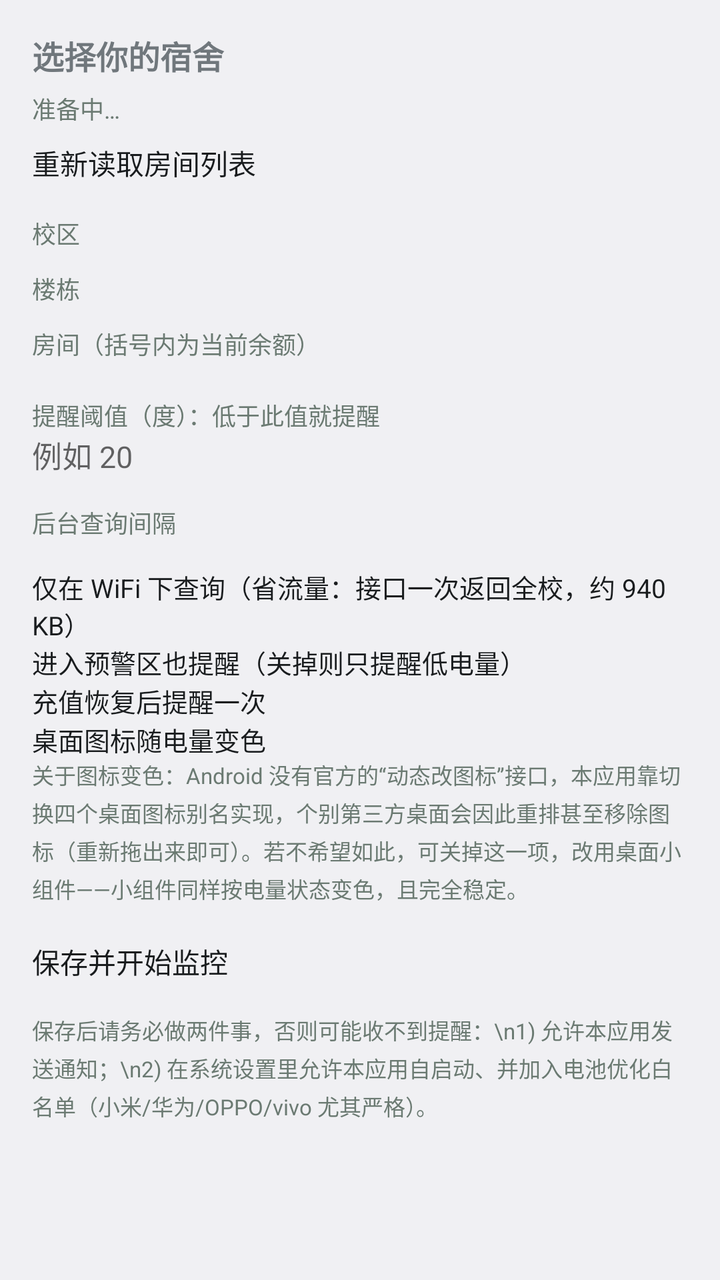
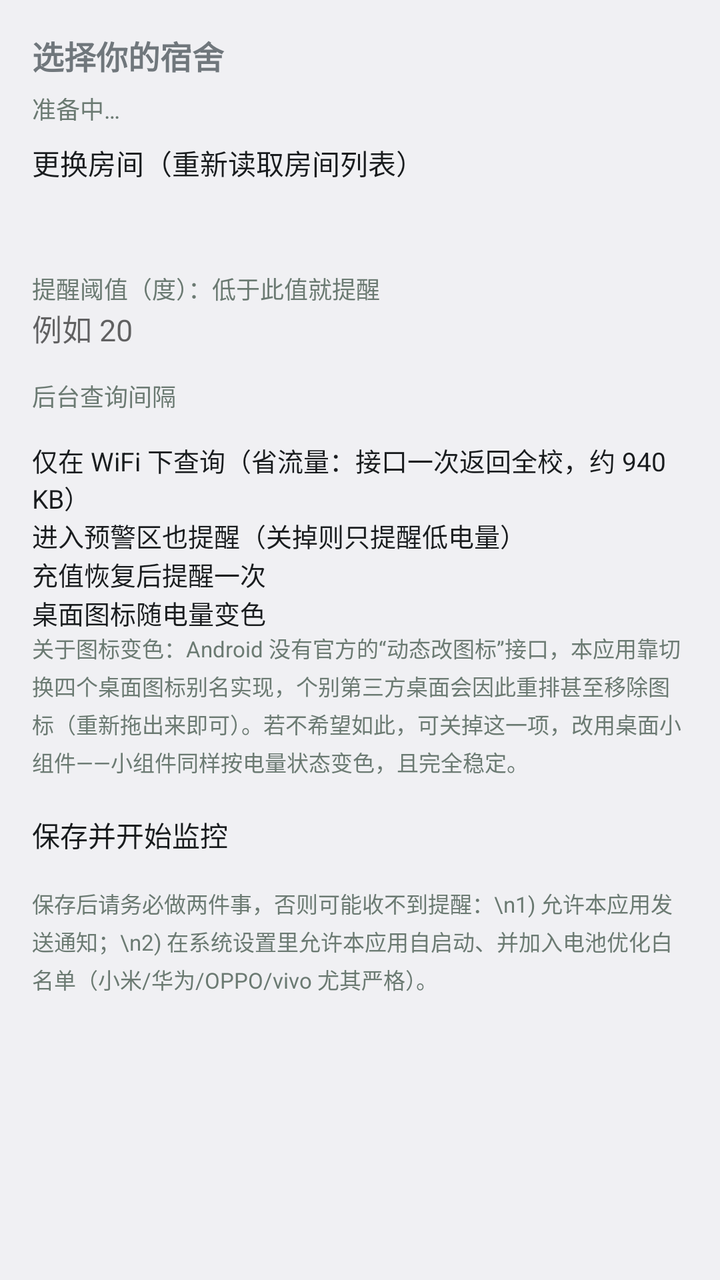

Two renders of the same Android screen: before a commit and after it. Below are the layout's source before the change and the commit's diff.
<!-- AndroidManifest.xml: application theme android:Theme.DeviceDefault.Light -->
<!-- res/layout/activity_setup.xml -->
<?xml version="1.0" encoding="utf-8"?>
<ScrollView xmlns:android="http://schemas.android.com/apk/res/android"
    android:layout_width="match_parent"
    android:layout_height="match_parent"
    android:fillViewport="true">

    <LinearLayout
        android:layout_width="match_parent"
        android:layout_height="wrap_content"
        android:orientation="vertical"
        android:padding="16dp">

        <TextView
            android:layout_width="match_parent"
            android:layout_height="wrap_content"
            android:text="选择你的宿舍"
            android:textSize="16sp"
            android:textStyle="bold" />

        <TextView
            android:id="@+id/statusText"
            android:layout_width="match_parent"
            android:layout_height="wrap_content"
            android:layout_marginTop="6dp"
            android:lineSpacingExtra="3dp"
            android:text="准备中…"
            android:textColor="@color/text_muted"
            android:textSize="12sp" />

        <Button
            android:id="@+id/reloadBtn"
            android:layout_width="match_parent"
            android:layout_height="wrap_content"
            android:layout_marginTop="8dp"
            android:text="重新读取房间列表" />

        <TextView
            android:layout_width="match_parent"
            android:layout_height="wrap_content"
            android:layout_marginTop="16dp"
            android:text="校区"
            android:textColor="@color/text_muted"
            android:textSize="12sp" />

        <Spinner
            android:id="@+id/campusSpinner"
            android:layout_width="match_parent"
            android:layout_height="wrap_content" />

        <TextView
            android:layout_width="match_parent"
            android:layout_height="wrap_content"
            android:layout_marginTop="10dp"
            android:text="楼栋"
            android:textColor="@color/text_muted"
            android:textSize="12sp" />

        <Spinner
            android:id="@+id/buildingSpinner"
            android:layout_width="match_parent"
            android:layout_height="wrap_content" />

        <TextView
            android:layout_width="match_parent"
            android:layout_height="wrap_content"
            android:layout_marginTop="10dp"
            android:text="房间（括号内为当前余额）"
            android:textColor="@color/text_muted"
            android:textSize="12sp" />

        <Spinner
            android:id="@+id/roomSpinner"
            android:layout_width="match_parent"
            android:layout_height="wrap_content" />

        <TextView
            android:layout_width="match_parent"
            android:layout_height="wrap_content"
            android:layout_marginTop="18dp"
            android:text="提醒阈值（度）：低于此值就提醒"
            android:textColor="@color/text_muted"
            android:textSize="12sp" />

        <EditText
            android:id="@+id/thresholdInput"
            android:layout_width="match_parent"
            android:layout_height="wrap_content"
            android:hint="例如 20"
            android:importantForAutofill="no"
            android:inputType="numberDecimal"
            android:textSize="15sp" />

        <TextView
            android:layout_width="match_parent"
            android:layout_height="wrap_content"
            android:layout_marginTop="14dp"
            android:text="后台查询间隔"
            android:textColor="@color/text_muted"
            android:textSize="12sp" />

        <Spinner
            android:id="@+id/intervalSpinner"
            android:layout_width="match_parent"
            android:layout_height="wrap_content" />

        <CheckBox
            android:id="@+id/wifiOnlyCheck"
            android:layout_width="match_parent"
            android:layout_height="wrap_content"
            android:layout_marginTop="14dp"
            android:text="仅在 WiFi 下查询（省流量：接口一次返回全校，约 940 KB）"
            android:textSize="13sp" />

        <CheckBox
            android:id="@+id/notifyWarnCheck"
            android:layout_width="match_parent"
            android:layout_height="wrap_content"
            android:text="进入预警区也提醒（关掉则只提醒低电量）"
            android:textSize="13sp" />

        <CheckBox
            android:id="@+id/notifyRecoveryCheck"
            android:layout_width="match_parent"
            android:layout_height="wrap_content"
            android:text="充值恢复后提醒一次"
            android:textSize="13sp" />

        <CheckBox
            android:id="@+id/dynamicIconCheck"
            android:layout_width="match_parent"
            android:layout_height="wrap_content"
            android:text="桌面图标随电量变色"
            android:textSize="13sp" />

        <TextView
            android:layout_width="match_parent"
            android:layout_height="wrap_content"
            android:lineSpacingExtra="3dp"
            android:text="关于图标变色：Android 没有官方的“动态改图标”接口，本应用靠切换四个桌面图标别名实现，个别第三方桌面会因此重排甚至移除图标（重新拖出来即可）。若不希望如此，可关掉这一项，改用桌面小组件——小组件同样按电量状态变色，且完全稳定。"
            android:textColor="@color/text_muted"
            android:textSize="11sp" />

        <Button
            android:id="@+id/saveBtn"
            android:layout_width="match_parent"
            android:layout_height="wrap_content"
            android:layout_marginTop="18dp"
            android:text="保存并开始监控" />

        <TextView
            android:layout_width="match_parent"
            android:layout_height="wrap_content"
            android:layout_marginTop="16dp"
            android:lineSpacingExtra="3dp"
            android:text="保存后请务必做两件事，否则可能收不到提醒：\n1) 允许本应用发送通知；\n2) 在系统设置里允许本应用自启动、并加入电池优化白名单（小米/华为/OPPO/vivo 尤其严格）。"
            android:textColor="@color/text_muted"
            android:textSize="11sp" />
    </LinearLayout>
</ScrollView>
<!-- resources referenced by this layout -->
<resources>
  <color name="text_muted">#6B7A72</color>
</resources>

<!-- the commit's change to res/layout/activity_setup.xml (unified diff, before → after) -->
@@ -32,7 +32,21 @@
             android:layout_width="match_parent"
             android:layout_height="wrap_content"
             android:layout_marginTop="8dp"
-            android:text="重新读取房间列表" />
+            android:text="更换房间（重新读取房间列表）" />
+
+        <TextView
+            android:id="@+id/currentRoomText"
+            android:layout_width="match_parent"
+            android:layout_height="wrap_content"
+            android:layout_marginTop="8dp"
+            android:textSize="13sp" />
+
+        <LinearLayout
+            android:id="@+id/pickerGroup"
+            android:layout_width="match_parent"
+            android:layout_height="wrap_content"
+            android:orientation="vertical"
+            android:visibility="gone">
 
         <TextView
             android:layout_width="match_parent"
@@ -72,6 +86,8 @@
             android:id="@+id/roomSpinner"
             android:layout_width="match_parent"
             android:layout_height="wrap_content" />
+
+        </LinearLayout>
 
         <TextView
             android:layout_width="match_parent"
